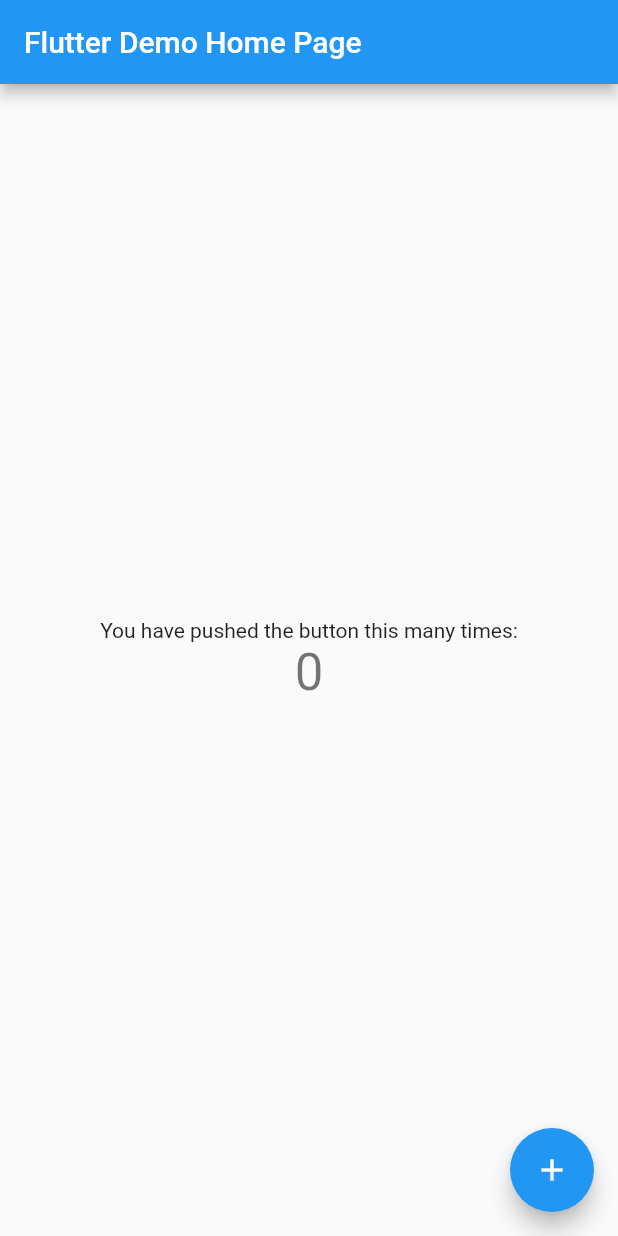
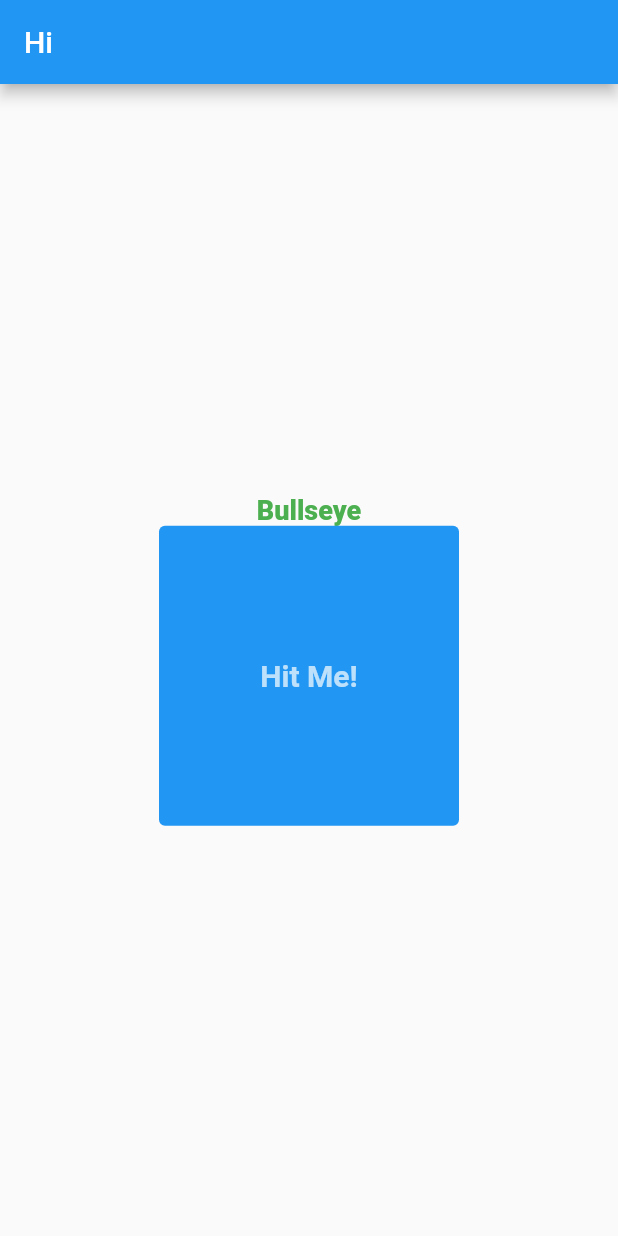
Before and after one commit to akjha96/bullseye_flutter, a Flutter app: the screen it shows after launch, on a phone screen of 412 x 824 dp. Run offline on Flutter 3.47's test engine with Material 2 defaults, Android fonts, the light colour scheme and no system bars.

Commit message:
Created Game Page Widget, added support for Linux

```diff
--- a/lib/main.dart
+++ b/lib/main.dart
@@ -7,109 +7,61 @@
 class MyApp extends StatelessWidget {
   const MyApp({super.key});
 
-  // This widget is the root of your application.
   @override
   Widget build(BuildContext context) {
     return MaterialApp(
-      title: 'Flutter Demo',
-      theme: ThemeData(
-        // This is the theme of your application.
-        //
-        // Try running your application with "flutter run". You'll see the
-        // application has a blue toolbar. Then, without quitting the app, try
-        // changing the primarySwatch below to Colors.green and then invoke
-        // "hot reload" (press "r" in the console where you ran "flutter run",
-        // or simply save your changes to "hot reload" in a Flutter IDE).
-        // Notice that the counter didn't reset back to zero; the application
-        // is not restarted.
-        primarySwatch: Colors.blue,
-      ),
-      home: const MyHomePage(title: 'Flutter Demo Home Page'),
-    );
+        title: 'Bullseye',
+        theme: ThemeData(
+          primarySwatch: Colors.blue,
+        ),
+        home: const GamePage());
   }
 }
 
-class MyHomePage extends StatefulWidget {
-  const MyHomePage({super.key, required this.title});
-
-  // This widget is the home page of your application. It is stateful, meaning
-  // that it has a State object (defined below) that contains fields that affect
-  // how it looks.
-
-  // This class is the configuration for the state. It holds the values (in this
-  // case the title) provided by the parent (in this case the App widget) and
-  // used by the build method of the State. Fields in a Widget subclass are
-  // always marked "final".
-
-  final String title;
+class GamePage extends StatefulWidget {
+  const GamePage({super.key});
 
   @override
-  State<MyHomePage> createState() => _MyHomePageState();
+  State<GamePage> createState() => _GamePageState();
 }
 
-class _MyHomePageState extends State<MyHomePage> {
-  int _counter = 0;
-
-  void _incrementCounter() {
-    setState(() {
-      // This call to setState tells the Flutter framework that something has
-      // changed in this State, which causes it to rerun the build method below
-      // so that the display can reflect the updated values. If we changed
-      // _counter without calling setState(), then the build method would not be
-      // called again, and so nothing would appear to happen.
-      _counter++;
-    });
-  }
-
+class _GamePageState extends State<GamePage> {
   @override
   Widget build(BuildContext context) {
-    // This method is rerun every time setState is called, for instance as done
-    // by the _incrementCounter method above.
-    //
-    // The Flutter framework has been optimized to make rerunning build methods
-    // fast, so that you can just rebuild anything that needs updating rather
-    // than having to individually change instances of widgets.
     return Scaffold(
-      appBar: AppBar(
-        // Here we take the value from the MyHomePage object that was created by
-        // the App.build method, and use it to set our appbar title.
-        title: Text(widget.title),
-      ),
+      appBar: AppBar(title: const Text('Hi')),
       body: Center(
-        // Center is a layout widget. It takes a single child and positions it
-        // in the middle of the parent.
         child: Column(
-          // Column is also a layout widget. It takes a list of children and
-          // arranges them vertically. By default, it sizes itself to fit its
-          // children horizontally, and tries to be as tall as its parent.
-          //
-          // Invoke "debug painting" (press "p" in the console, choose the
-          // "Toggle Debug Paint" action from the Flutter Inspector in Android
-          // Studio, or the "Toggle Debug Paint" command in Visual Studio Code)
-          // to see the wireframe for each widget.
-          //
-          // Column has various properties to control how it sizes itself and
-          // how it positions its children. Here we use mainAxisAlignment to
-          // center the children vertically; the main axis here is the vertical
-          // axis because Columns are vertical (the cross axis would be
-          // horizontal).
           mainAxisAlignment: MainAxisAlignment.center,
-          children: <Widget>[
+          children: [
             const Text(
-              'You have pushed the button this many times:',
+              'Bullseye',
+              style: TextStyle(
+                  color: Colors.green,
+                  fontWeight: FontWeight.w800,
+                  fontSize: 18),
             ),
-            Text(
-              '$_counter',
-              style: Theme.of(context).textTheme.headlineMedium,
+            SizedBox(
+              width: 200,
+              height: 200,
+              child: TextButton(
+                style: const ButtonStyle(
+                  backgroundColor: MaterialStatePropertyAll(Colors.blue),
+                  foregroundColor: MaterialStatePropertyAll(Colors.white70),
+                ),
+                onPressed: () => print('Hello'),
+                child: const Text(
+                  'Hit Me!',
+                  style: TextStyle(
+                    fontSize: 20,
+                    fontWeight: FontWeight.w700,
+                  ),
+                ),
+              ),
             ),
           ],
         ),
       ),
-      floatingActionButton: FloatingActionButton(
-        onPressed: _incrementCounter,
-        tooltip: 'Increment',
-        child: const Icon(Icons.add),
-      ), // This trailing comma makes auto-formatting nicer for build methods.
     );
   }
 }
```
Also changed, not shown: 1 other file.
